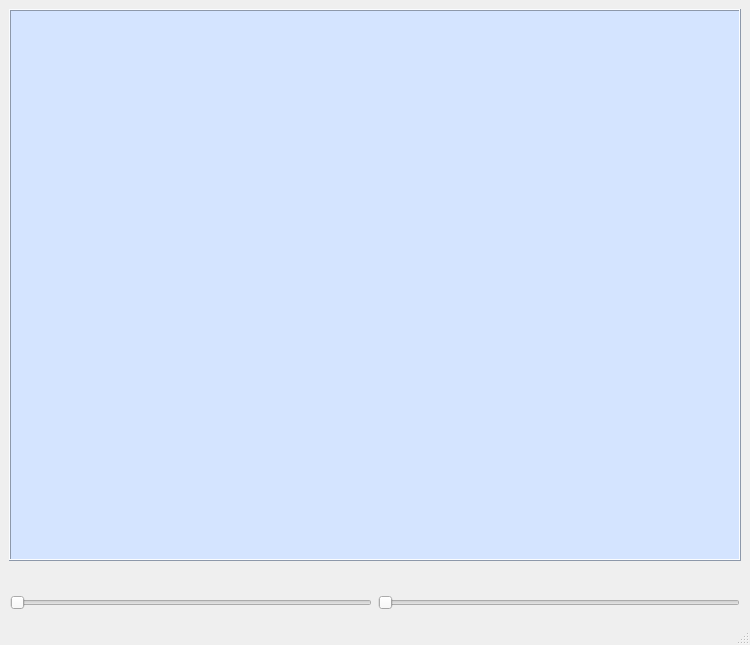
This is interface.ui in FabL91/N7745C_control as Qt 5 draws it before an edit. The edited form follows.
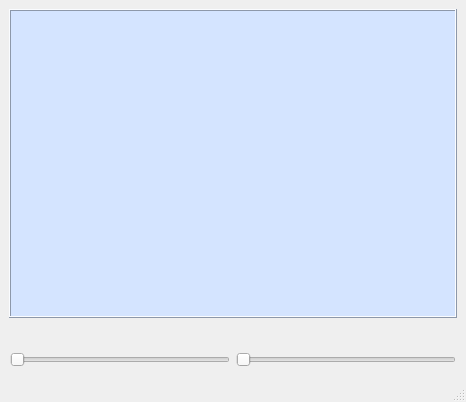
This is the edited form.

What changed in the file:
```diff
--- a/interface.ui
+++ b/interface.ui
@@ -6,8 +6,8 @@
    <rect>
     <x>0</x>
     <y>0</y>
-    <width>750</width>
-    <height>645</height>
+    <width>466</width>
+    <height>402</height>
    </rect>
   </property>
   <property name="windowTitle">
@@ -17,12 +17,21 @@
    <layout class="QVBoxLayout" name="verticalLayout_2">
     <item>
      <layout class="QVBoxLayout" name="verticalLayout">
+      <property name="sizeConstraint">
+       <enum>QLayout::SetDefaultConstraint</enum>
+      </property>
       <item>
        <widget class="QFrame" name="frame">
         <property name="minimumSize">
          <size>
-          <width>0</width>
-          <height>174</height>
+          <width>300</width>
+          <height>170</height>
+         </size>
+        </property>
+        <property name="maximumSize">
+         <size>
+          <width>16777215</width>
+          <height>16777215</height>
          </size>
         </property>
         <property name="autoFillBackground">
@@ -58,7 +67,7 @@
       <item>
        <layout class="QHBoxLayout" name="horizontalLayout">
         <property name="sizeConstraint">
-         <enum>QLayout::SetMaximumSize</enum>
+         <enum>QLayout::SetFixedSize</enum>
         </property>
         <property name="leftMargin">
          <number>1</number>
```
Left out of the diff: 2 changed lines with no effect on the pictures.
